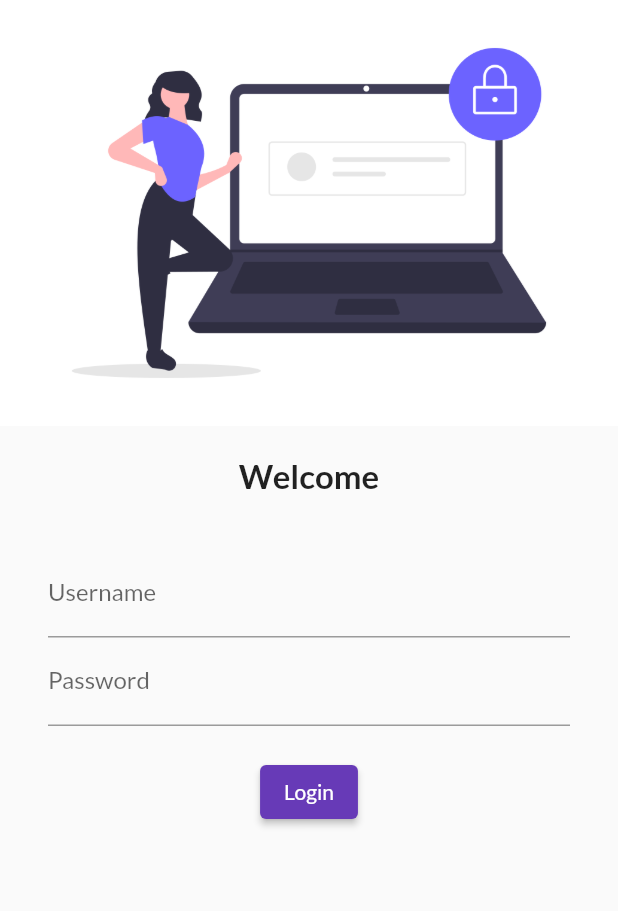
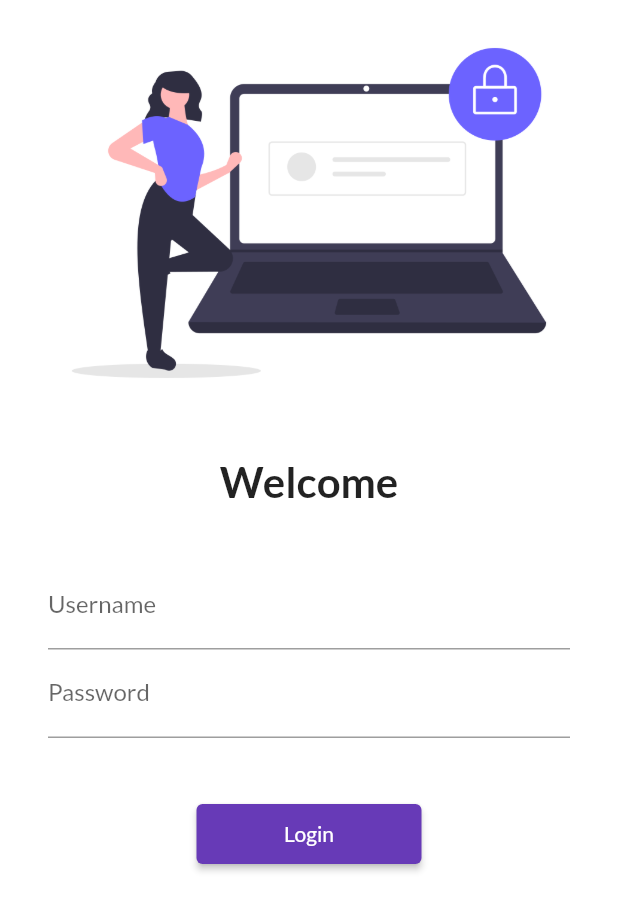
Before and after one commit to ursrobin/CataLog-APP, a Flutter app: the screen it shows after launch, on a phone screen of 412 x 824 dp. Shown: the top 911 px of the screen. Run offline on Flutter 3.47's test engine with Material 2 defaults, Android fonts, the light colour scheme and no system bars; our stand-ins replace google_fonts.

Commit message:
Day 2 completed

```diff
--- a/lib/main.dart
+++ b/lib/main.dart
@@ -1,4 +1,5 @@
 import 'package:flutter/material.dart';
+import 'package:r1/utilities/routes.dart';
 import './pages/login_page.dart';
 import './pages/homepage.dart';
 import 'package:google_fonts/google_fonts.dart';
@@ -11,6 +12,7 @@ class MyApp extends StatelessWidget {
   @override
   Widget build(BuildContext context) {
     return MaterialApp(
+      debugShowCheckedModeBanner: false,
       // home: MyHomepage(),
       theme: ThemeData(
         primarySwatch: Colors.deepPurple,
@@ -23,8 +25,8 @@ class MyApp extends StatelessWidget {
       // initialRoute: '/home',
       routes: <String, WidgetBuilder>{
         '/': (context) => LoginPage(),
-        '/home': (context) => MyHomepage(),
-        '/login_page': (context) => LoginPage(),
+        MyRoutes.homeRoute: (context) => MyHomepage(),
+        MyRoutes.loginRoute: (context) => LoginPage(),
       },
     );
   }
--- a/lib/pages/homepage.dart
+++ b/lib/pages/homepage.dart
@@ -12,8 +12,10 @@ class MyHomepage extends StatelessWidget {
         title: const Text("Revsion App"),
         actions: <Widget>[
           IconButton(
-            onPressed: () {},
-            icon: const Icon(Icons.navigate_next_outlined),
+            onPressed: () {
+              Navigator.pop(context);
+            },
+            icon: const Icon(Icons.logout_rounded),
           ),
         ],
       ),
--- a/lib/pages/login_page.dart
+++ b/lib/pages/login_page.dart
@@ -1,9 +1,13 @@
 import 'package:flutter/material.dart';
+// import 'package:r1/pages/homepage.dart';
+import '../utilities/routes.dart';
 
 class LoginPage extends StatelessWidget {
   @override
   Widget build(BuildContext context) {
     return Material(
+      color: Colors.white,
+      child: SingleChildScrollView(
         child: Column(
           children: <Widget>[
             Image.asset(
@@ -17,7 +21,7 @@ class LoginPage extends StatelessWidget {
               child: Text(
                 "Welcome",
                 style: TextStyle(
-                fontSize: 22,
+                  fontSize: 28,
                   fontWeight: FontWeight.bold,
                 ),
               ),
@@ -46,10 +50,21 @@ class LoginPage extends StatelessWidget {
                     ),
                   ),
                   const SizedBox(
-                  height: 20,
+                    height: 40,
                   ),
                   ElevatedButton(
-                  onPressed: () => {},
+                    onPressed: () => {
+                      // Navigator.push(
+                      //   context,
+                      //   MaterialPageRoute(
+                      //     builder: (context) => MyHomepage(),
+                      //   ),
+                      // ),
+                      Navigator.pushNamed(context, MyRoutes.homeRoute),
+                    },
+                    style: TextButton.styleFrom(
+                      minimumSize: const Size(150, 40),
+                    ),
                     child: const Text('Login'),
                   ),
                 ],
@@ -57,6 +72,7 @@ class LoginPage extends StatelessWidget {
             )
           ],
         ),
+      ),
     );
   }
 }
--- /dev/null
+++ b/lib/utilities/routes.dart
@@ -0,0 +1,4 @@
+class MyRoutes {
+  static String loginRoute = '/login';
+  static String homeRoute = '/home';
+}
```
Also changed, not shown: 1 other file. Lines whose indentation alone changed are shown as unchanged.
